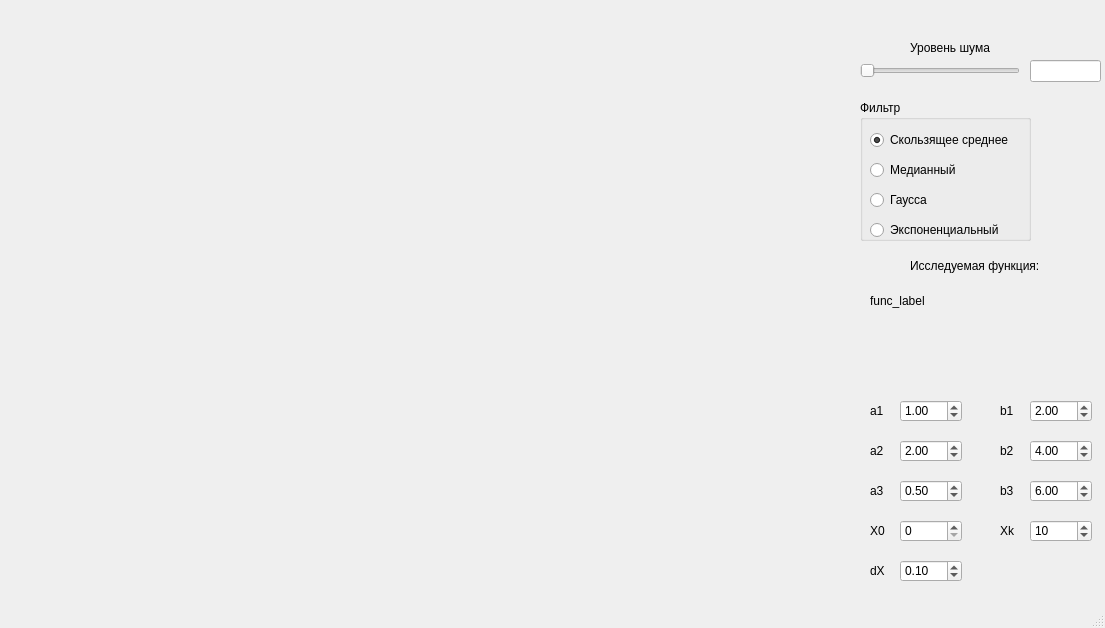
The window that lab1/designed_ui/designed_interface.ui (AlekseyKhaleev/SigNoise-generator) describes before a commit, drawn with Qt 5.
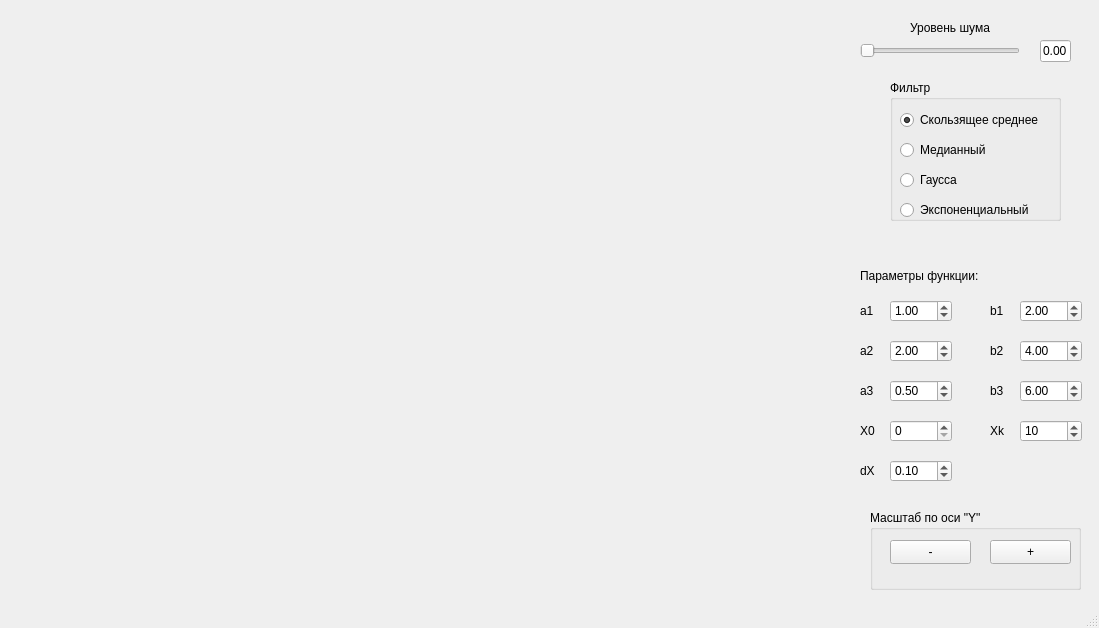
The same window after the commit.

What changed in the file:
```diff
--- a/lab1/designed_ui/designed_interface.ui
+++ b/lab1/designed_ui/designed_interface.ui
@@ -6,7 +6,7 @@
    <rect>
     <x>0</x>
     <y>0</y>
-    <width>1105</width>
+    <width>1099</width>
     <height>628</height>
    </rect>
   </property>
@@ -28,7 +28,7 @@
     <property name="geometry">
      <rect>
       <x>860</x>
-      <y>60</y>
+      <y>40</y>
       <width>160</width>
       <height>22</height>
      </rect>
@@ -47,7 +47,7 @@
     <property name="geometry">
      <rect>
       <x>910</x>
-      <y>40</y>
+      <y>20</y>
       <width>91</width>
       <height>16</height>
      </rect>
@@ -59,18 +59,24 @@
    <widget class="QLineEdit" name="noise_line">
     <property name="geometry">
      <rect>
-      <x>1030</x>
-      <y>60</y>
-      <width>71</width>
+      <x>1040</x>
+      <y>40</y>
+      <width>31</width>
       <height>22</height>
      </rect>
     </property>
+    <property name="mouseTracking">
+     <bool>true</bool>
+    </property>
+    <property name="text">
+     <string>0.00</string>
+    </property>
    </widget>
    <widget class="QGroupBox" name="filter_box">
     <property name="geometry">
      <rect>
-      <x>860</x>
-      <y>100</y>
+      <x>890</x>
+      <y>80</y>
       <width>171</width>
       <height>141</height>
      </rect>
@@ -143,8 +149,8 @@
    <widget class="QDoubleSpinBox" name="a1_spin">
     <property name="geometry">
      <rect>
-      <x>900</x>
-      <y>400</y>
+      <x>890</x>
+      <y>300</y>
       <width>62</width>
       <height>22</height>
      </rect>
@@ -159,8 +165,8 @@
    <widget class="QLabel" name="a1_label">
     <property name="geometry">
      <rect>
-      <x>870</x>
-      <y>400</y>
+      <x>860</x>
+      <y>300</y>
       <width>21</width>
       <height>21</height>
      </rect>
@@ -172,8 +178,8 @@
    <widget class="QLabel" name="a2_label">
     <property name="geometry">
      <rect>
-      <x>870</x>
-      <y>440</y>
+      <x>860</x>
+      <y>340</y>
       <width>21</width>
       <height>21</height>
      </rect>
@@ -185,8 +191,8 @@
    <widget class="QLabel" name="a3_label">
     <property name="geometry">
      <rect>
-      <x>870</x>
-      <y>480</y>
+      <x>860</x>
+      <y>380</y>
       <width>21</width>
       <height>21</height>
      </rect>
@@ -198,8 +204,8 @@
    <widget class="QLabel" name="b1_label">
     <property name="geometry">
      <rect>
-      <x>1000</x>
-      <y>400</y>
+      <x>990</x>
+      <y>300</y>
       <width>21</width>
       <height>21</height>
      </rect>
@@ -211,8 +217,8 @@
    <widget class="QLabel" name="b2_label">
     <property name="geometry">
      <rect>
-      <x>1000</x>
-      <y>440</y>
+      <x>990</x>
+      <y>340</y>
       <width>21</width>
       <height>21</height>
      </rect>
@@ -224,8 +230,8 @@
    <widget class="QLabel" name="b3_label">
     <property name="geometry">
      <rect>
-      <x>1000</x>
-      <y>480</y>
+      <x>990</x>
+      <y>380</y>
       <width>21</width>
       <height>21</height>
      </rect>
@@ -237,8 +243,8 @@
    <widget class="QLabel" name="x0_label">
     <property name="geometry">
      <rect>
-      <x>870</x>
-      <y>520</y>
+      <x>860</x>
+      <y>420</y>
       <width>21</width>
       <height>21</height>
      </rect>
@@ -250,8 +256,8 @@
    <widget class="QLabel" name="xk_label">
     <property name="geometry">
      <rect>
-      <x>1000</x>
-      <y>520</y>
+      <x>990</x>
+      <y>420</y>
       <width>21</width>
       <height>21</height>
      </rect>
@@ -263,8 +269,8 @@
    <widget class="QLabel" name="dx_label">
     <property name="geometry">
      <rect>
-      <x>870</x>
-      <y>560</y>
+      <x>860</x>
+      <y>460</y>
       <width>21</width>
       <height>21</height>
      </rect>
@@ -276,8 +282,8 @@
    <widget class="QDoubleSpinBox" name="a2_spin">
     <property name="geometry">
      <rect>
-      <x>900</x>
-      <y>440</y>
+      <x>890</x>
+      <y>340</y>
       <width>62</width>
       <height>22</height>
      </rect>
@@ -292,8 +298,8 @@
    <widget class="QDoubleSpinBox" name="a3_spin">
     <property name="geometry">
      <rect>
-      <x>900</x>
-      <y>480</y>
+      <x>890</x>
+      <y>380</y>
       <width>62</width>
       <height>22</height>
      </rect>
@@ -308,8 +314,8 @@
    <widget class="QSpinBox" name="x0_spin">
     <property name="geometry">
      <rect>
-      <x>900</x>
-      <y>520</y>
+      <x>890</x>
+      <y>420</y>
       <width>62</width>
       <height>22</height>
      </rect>
@@ -318,8 +324,8 @@
    <widget class="QDoubleSpinBox" name="dx_spin">
     <property name="geometry">
      <rect>
-      <x>900</x>
-      <y>560</y>
+      <x>890</x>
+      <y>460</y>
       <width>62</width>
       <height>22</height>
      </rect>
@@ -334,8 +340,8 @@
    <widget class="QDoubleSpinBox" name="b1_spin">
     <property name="geometry">
      <rect>
-      <x>1030</x>
-      <y>400</y>
+      <x>1020</x>
+      <y>300</y>
       <width>62</width>
       <height>22</height>
      </rect>
@@ -350,8 +356,8 @@
    <widget class="QDoubleSpinBox" name="b2_spin">
     <property name="geometry">
      <rect>
-      <x>1030</x>
-      <y>440</y>
+      <x>1020</x>
+      <y>340</y>
       <width>62</width>
       <height>22</height>
      </rect>
@@ -366,8 +372,8 @@
    <widget class="QDoubleSpinBox" name="b3_spin">
     <property name="geometry">
      <rect>
-      <x>1030</x>
-      <y>480</y>
+      <x>1020</x>
+      <y>380</y>
       <width>62</width>
       <height>22</height>
      </rect>
@@ -382,8 +388,8 @@
    <widget class="QSpinBox" name="xk_spin">
     <property name="geometry">
      <rect>
-      <x>1030</x>
-      <y>520</y>
+      <x>1020</x>
+      <y>420</y>
       <width>62</width>
       <height>22</height>
      </rect>
@@ -395,28 +401,54 @@
    <widget class="QLabel" name="func_annotation_label">
     <property name="geometry">
      <rect>
-      <x>910</x>
-      <y>250</y>
+      <x>860</x>
+      <y>260</y>
       <width>151</width>
       <height>31</height>
      </rect>
     </property>
     <property name="text">
-     <string>Исследуемая функция:</string>
+     <string>Параметры функции:</string>
     </property>
    </widget>
-   <widget class="QLabel" name="func_label">
+   <widget class="QGroupBox" name="scale_box">
     <property name="geometry">
      <rect>
       <x>870</x>
-      <y>290</y>
-      <width>221</width>
-      <height>21</height>
+      <y>510</y>
+      <width>211</width>
+      <height>80</height>
      </rect>
     </property>
-    <property name="text">
-     <string>func_label</string>
+    <property name="title">
+     <string>Масштаб по оси &quot;Y&quot;</string>
     </property>
+    <widget class="QPushButton" name="scale_dec_button">
+     <property name="geometry">
+      <rect>
+       <x>20</x>
+       <y>30</y>
+       <width>81</width>
+       <height>24</height>
+      </rect>
+     </property>
+     <property name="text">
+      <string>-</string>
+     </property>
+    </widget>
+    <widget class="QPushButton" name="scale_inc_button">
+     <property name="geometry">
+      <rect>
+       <x>120</x>
+       <y>30</y>
+       <width>81</width>
+       <height>24</height>
+      </rect>
+     </property>
+     <property name="text">
+      <string>+</string>
+     </property>
+    </widget>
    </widget>
   </widget>
   <widget class="QStatusBar" name="statusbar"/>
```
Left out of the diff: 2 changed lines with no effect on the pictures.
